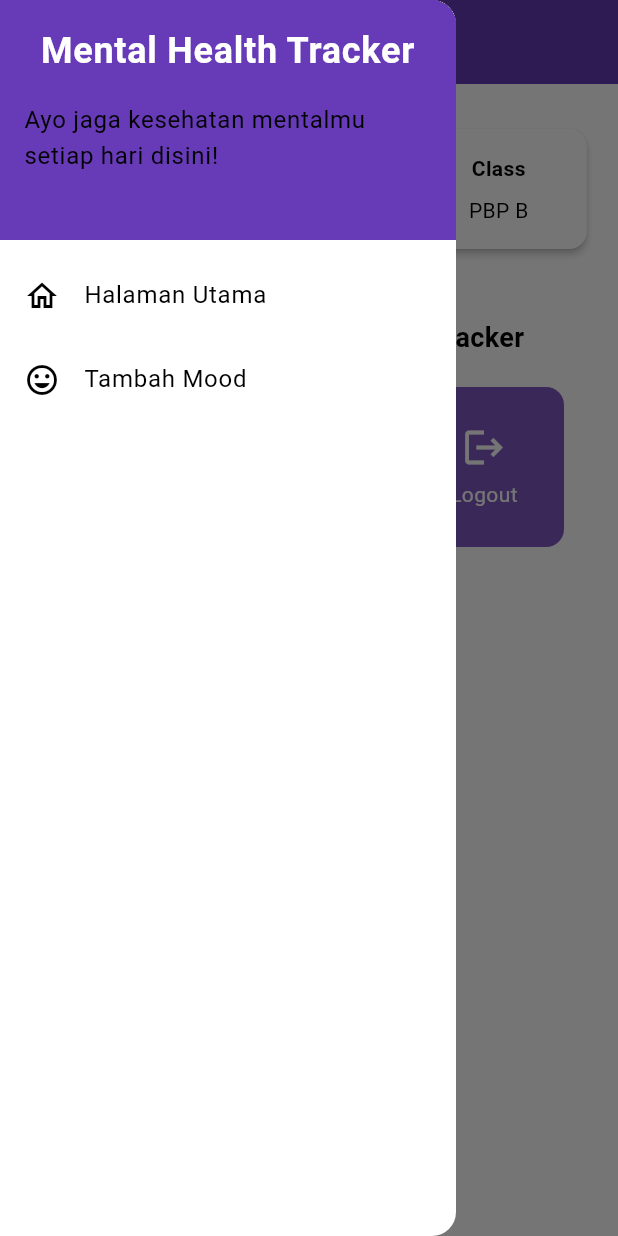
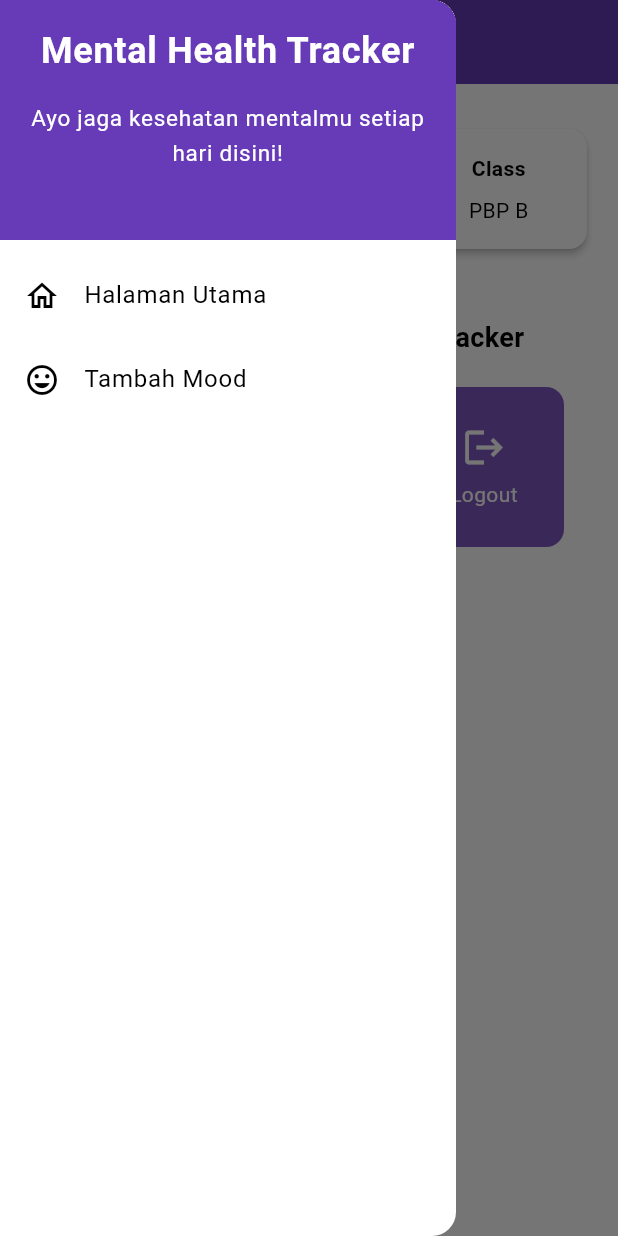
Before and after one commit to abbytamp/mental-health-tracker-mobile, a Flutter app: the screen it shows after launch, with the side drawer open, on a phone screen of 412 x 824 dp. Run offline on Flutter 3.47's test engine with Material 3 defaults, Android fonts, the phone set to English and light mode, and no system bars.

Commit message:
final tutorial 7

```diff
--- a/lib/widgets/left_drawer.dart
+++ b/lib/widgets/left_drawer.dart
@@ -1,7 +1,6 @@
 import 'package:flutter/material.dart';
 import 'package:mental_health_tracker/screens/menu.dart';
 import 'package:mental_health_tracker/screens/moodentry_form.dart';
-// TODO: Impor halaman MoodEntryFormPage jika sudah dibuat
 
 class LeftDrawer extends StatelessWidget {
   const LeftDrawer({super.key});
@@ -12,7 +11,7 @@ class LeftDrawer extends StatelessWidget {
       child: ListView(
         children: [
           DrawerHeader(
-            // TODO: Bagian drawer header
+            //Bagian drawer header
             decoration: BoxDecoration(
               color: Theme.of(context).colorScheme.primary,
             ),
@@ -30,19 +29,24 @@ class LeftDrawer extends StatelessWidget {
                 Padding(padding: EdgeInsets.all(8)),
                 Text(
                   "Ayo jaga kesehatan mentalmu setiap hari disini!",
-                  // TODO: Tambahkan gaya teks dengan center alignment, font ukuran 15, warna putih, dan weight biasa
+                  textAlign: TextAlign.center,
+                  style: TextStyle(
+                    fontSize: 15,
+                    color: Colors.white,
+                    fontWeight: FontWeight.normal,
+                  )
                 ),
               ],
             ),
 
           ),
-            // TODO: Bagian routing
+            //Bagian routing
             ListTile(
               leading: const Icon(Icons.home_outlined),
               title: const Text('Halaman Utama'),
               // Bagian redirection ke MyHomePage
               onTap: () {
-                Navigator.pushReplacement(
+                Navigator.push(
                     context,
                     MaterialPageRoute(
                       builder: (context) => MyHomePage(),
@@ -54,10 +58,6 @@ class LeftDrawer extends StatelessWidget {
               title: const Text('Tambah Mood'),
               // Bagian redirection ke MoodEntryFormPage
               onTap: () {
-                /*
-                TODO: Buatlah routing ke MoodEntryFormPage di sini,
-                setelah halaman MoodEntryFormPage sudah dibuat.
-                */
                 Navigator.push(
                   context,
                   MaterialPageRoute(
--- a/lib/widgets/mood_card.dart
+++ b/lib/widgets/mood_card.dart
@@ -35,7 +35,6 @@ class ItemCard extends StatelessWidget {
 
             // Navigate ke route yang sesuai (tergantung jenis tombol)
           if (item.name == "Tambah Mood") {
-            // TODO: Gunakan Navigator.push untuk melakukan navigasi ke MaterialPageRoute yang mencakup TrackerFormPage.
               Navigator.push(
                 context,
                 MaterialPageRoute(builder: (context) => const MoodEntryFormPage()));
```
Also changed, not shown: lib/screens/menu.dart (+0 -141 lines), lib/screens/moodentry_form.dart (+4 -3 lines).
